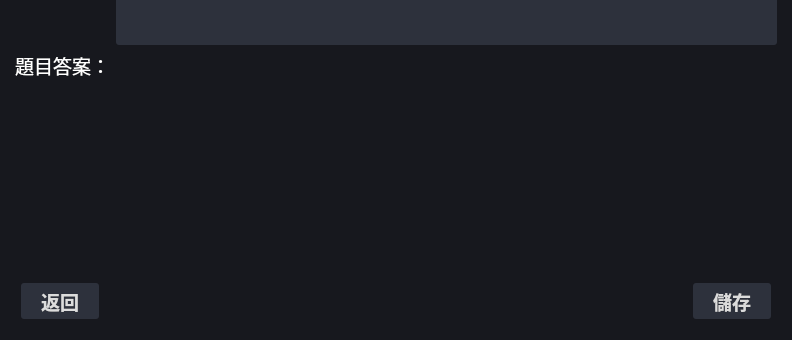
This is UI/QtUI.ui in zombie5454/intro-to-oop-py-final as Qt 5 draws it before an edit; both pictures show x 0 to 792 and y 232 to 572 of the 792 by 572 pixel window. The edited form follows.
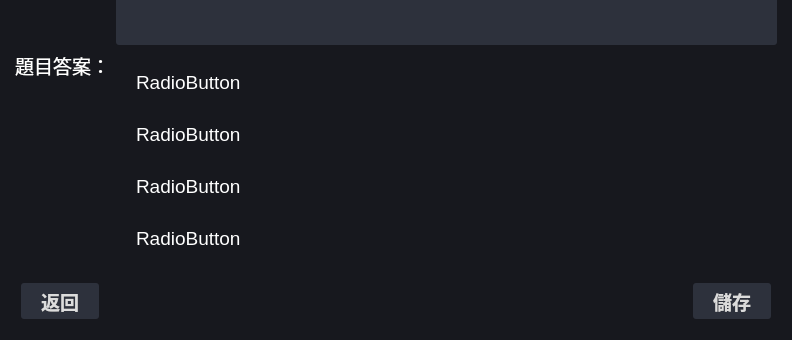
This is the edited form. The open tabs and pages were chosen to show the change.

Commit message: add change question type

```diff
--- a/UI/QtUI.ui
+++ b/UI/QtUI.ui
@@ -385,7 +385,60 @@
               </layout>
              </widget>
              <widget class="QWidget" name="multipleChoice">
-              <layout class="QVBoxLayout" name="verticalLayout_10"/>
+              <layout class="QVBoxLayout" name="verticalLayout_10">
+               <property name="leftMargin">
+                <number>0</number>
+               </property>
+               <property name="topMargin">
+                <number>0</number>
+               </property>
+               <property name="rightMargin">
+                <number>0</number>
+               </property>
+               <property name="bottomMargin">
+                <number>0</number>
+               </property>
+               <item>
+                <widget class="QRadioButton" name="multipleChoice_1">
+                 <property name="text">
+                  <string>RadioButton</string>
+                 </property>
+                 <property name="autoExclusive">
+                  <bool>false</bool>
+                 </property>
+                </widget>
+               </item>
+               <item>
+                <widget class="QRadioButton" name="multipleChoice_2">
+                 <property name="text">
+                  <string>RadioButton</string>
+                 </property>
+                 <property name="autoExclusive">
+                  <bool>false</bool>
+                 </property>
+                </widget>
+               </item>
+               <item>
+                <widget class="QRadioButton" name="multipleChoice_3">
+                 <property name="text">
+                  <string>RadioButton</string>
+                 </property>
+                 <property name="autoExclusive">
+                  <bool>false</bool>
+                 </property>
+                </widget>
+               </item>
+               <item>
+                <widget class="QRadioButton" name="multipleChoice_4">
+                 <property name="text">
+                  <string>RadioButton</string>
+                 </property>
+                 <property name="autoExclusive">
+                  <bool>false</bool>
+                 </property>
+                </widget>
+               </item>
+              </layout>
              </widget>
              <widget class="QWidget" name="shortAnswer">
               <layout class="QVBoxLayout" name="verticalLayout_9">
```
Left out of the diff: 31 changed lines with no effect on the pictures. The commit also changes 1 other file.
